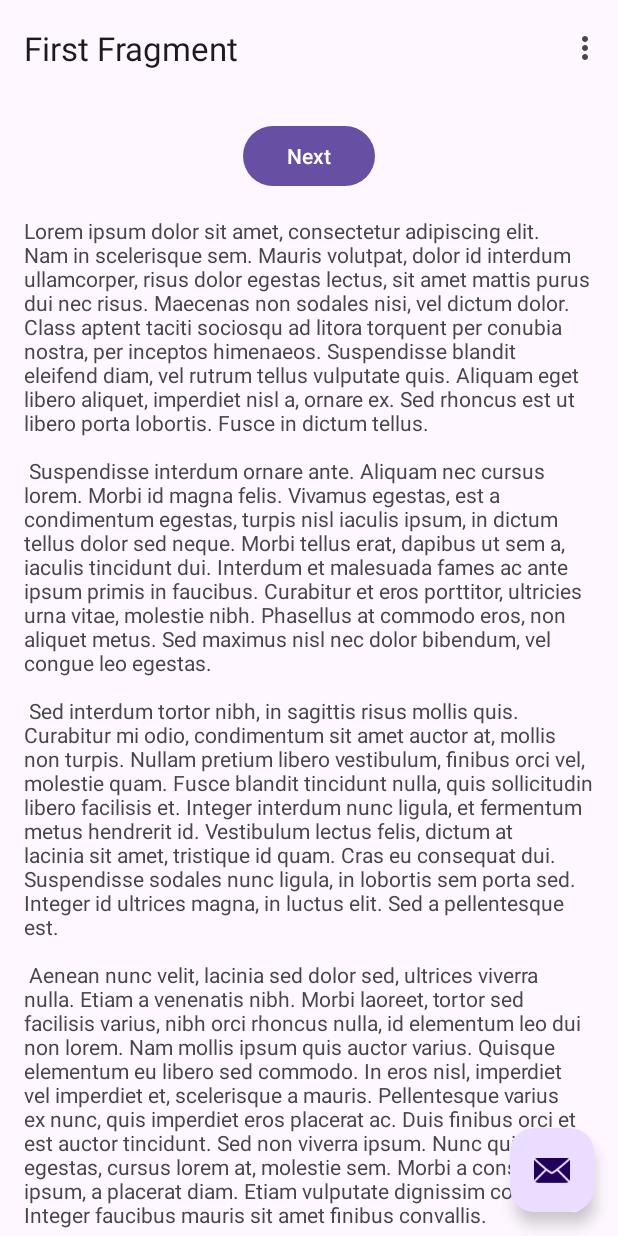
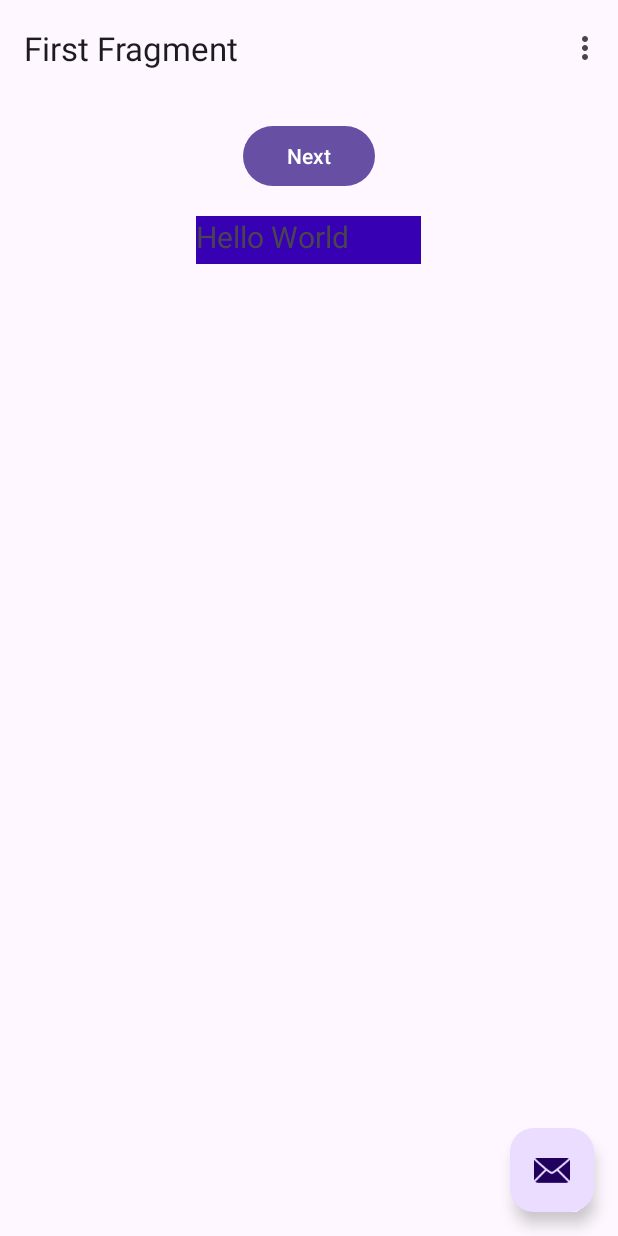
Before and after one commit to trick-ye/CIS386assignment3, an Android app: the screen it shows after launch (MainActivity), on a phone screen of 412 x 824 dp. Run offline under Robolectric (Android 15) with nearby library versions, the phone set to English and light mode, and no system bars; our stand-ins replace navigation-ui.

Commit message:
getting started on HW3

```diff
--- a/app/src/main/res/layout/fragment_first.xml
+++ b/app/src/main/res/layout/fragment_first.xml
@@ -23,12 +23,15 @@
 
         <TextView
             android:id="@+id/textview_first"
-            android:layout_width="wrap_content"
-            android:layout_height="wrap_content"
+            android:layout_width="150dp"
+            android:layout_height="32dp"
             android:layout_marginTop="16dp"
-            android:text="@string/lorem_ipsum"
+            android:text="@string/Hello"
+            android:background="@color/PrimaryDark"
+            android:textSize="20sp"
             app:layout_constraintBottom_toBottomOf="parent"
             app:layout_constraintEnd_toEndOf="parent"
+            app:layout_constraintHorizontal_bias="0.498"
             app:layout_constraintStart_toStartOf="parent"
             app:layout_constraintTop_toBottomOf="@id/button_first" />
     </androidx.constraintlayout.widget.ConstraintLayout>
--- a/app/src/main/res/layout/fragment_second.xml
+++ b/app/src/main/res/layout/fragment_second.xml
@@ -26,7 +26,7 @@
             android:layout_width="wrap_content"
             android:layout_height="wrap_content"
             android:layout_marginTop="16dp"
-            android:text="@string/lorem_ipsum"
+            android:text="@string/Hello"
             app:layout_constraintBottom_toBottomOf="parent"
             app:layout_constraintEnd_toEndOf="parent"
             app:layout_constraintStart_toStartOf="parent"
--- a/app/src/main/res/values/colors.xml
+++ b/app/src/main/res/values/colors.xml
@@ -2,4 +2,8 @@
 <resources>
     <color name="black">#FF000000</color>
     <color name="white">#FFFFFFFF</color>
+    <color name="Primary">#6200EE</color>
+    <color name="PrimaryDark">#3700B3</color>
+    <color name="colorAccent">#03DAC5</color>
+    <color name="screenBackground">#FFEE58</color>
 </resources>
--- a/app/src/main/res/values/strings.xml
+++ b/app/src/main/res/values/strings.xml
@@ -7,40 +7,7 @@
     <string name="next">Next</string>
     <string name="previous">Previous</string>
 
-    <string name="lorem_ipsum">
-        Lorem ipsum dolor sit amet, consectetur adipiscing elit. Nam in scelerisque sem. Mauris
-        volutpat, dolor id interdum ullamcorper, risus dolor egestas lectus, sit amet mattis purus
-        dui nec risus. Maecenas non sodales nisi, vel dictum dolor. Class aptent taciti sociosqu ad
-        litora torquent per conubia nostra, per inceptos himenaeos. Suspendisse blandit eleifend
-        diam, vel rutrum tellus vulputate quis. Aliquam eget libero aliquet, imperdiet nisl a,
-        ornare ex. Sed rhoncus est ut libero porta lobortis. Fusce in dictum tellus.\n\n
-        Suspendisse interdum ornare ante. Aliquam nec cursus lorem. Morbi id magna felis. Vivamus
-        egestas, est a condimentum egestas, turpis nisl iaculis ipsum, in dictum tellus dolor sed
-        neque. Morbi tellus erat, dapibus ut sem a, iaculis tincidunt dui. Interdum et malesuada
-        fames ac ante ipsum primis in faucibus. Curabitur et eros porttitor, ultricies urna vitae,
-        molestie nibh. Phasellus at commodo eros, non aliquet metus. Sed maximus nisl nec dolor
-        bibendum, vel congue leo egestas.\n\n
-        Sed interdum tortor nibh, in sagittis risus mollis quis. Curabitur mi odio, condimentum sit
-        amet auctor at, mollis non turpis. Nullam pretium libero vestibulum, finibus orci vel,
-        molestie quam. Fusce blandit tincidunt nulla, quis sollicitudin libero facilisis et. Integer
-        interdum nunc ligula, et fermentum metus hendrerit id. Vestibulum lectus felis, dictum at
-        lacinia sit amet, tristique id quam. Cras eu consequat dui. Suspendisse sodales nunc ligula,
-        in lobortis sem porta sed. Integer id ultrices magna, in luctus elit. Sed a pellentesque
-        est.\n\n
-        Aenean nunc velit, lacinia sed dolor sed, ultrices viverra nulla. Etiam a venenatis nibh.
-        Morbi laoreet, tortor sed facilisis varius, nibh orci rhoncus nulla, id elementum leo dui
-        non lorem. Nam mollis ipsum quis auctor varius. Quisque elementum eu libero sed commodo. In
-        eros nisl, imperdiet vel imperdiet et, scelerisque a mauris. Pellentesque varius ex nunc,
-        quis imperdiet eros placerat ac. Duis finibus orci et est auctor tincidunt. Sed non viverra
-        ipsum. Nunc quis augue egestas, cursus lorem at, molestie sem. Morbi a consectetur ipsum, a
-        placerat diam. Etiam vulputate dignissim convallis. Integer faucibus mauris sit amet finibus
-        convallis.\n\n
-        Phasellus in aliquet mi. Pellentesque habitant morbi tristique senectus et netus et
-        malesuada fames ac turpis egestas. In volutpat arcu ut felis sagittis, in finibus massa
-        gravida. Pellentesque id tellus orci. Integer dictum, lorem sed efficitur ullamcorper,
-        libero justo consectetur ipsum, in mollis nisl ex sed nisl. Donec maximus ullamcorper
-        sodales. Praesent bibendum rhoncus tellus nec feugiat. In a ornare nulla. Donec rhoncus
-        libero vel nunc consequat, quis tincidunt nisl eleifend. Cras bibendum enim a justo luctus
-        vestibulum. Fusce dictum libero quis erat maximus, vitae volutpat diam dignissim.
+    <string name= "Hello">"Hello World"
+
     </string>
 </resources>
```
